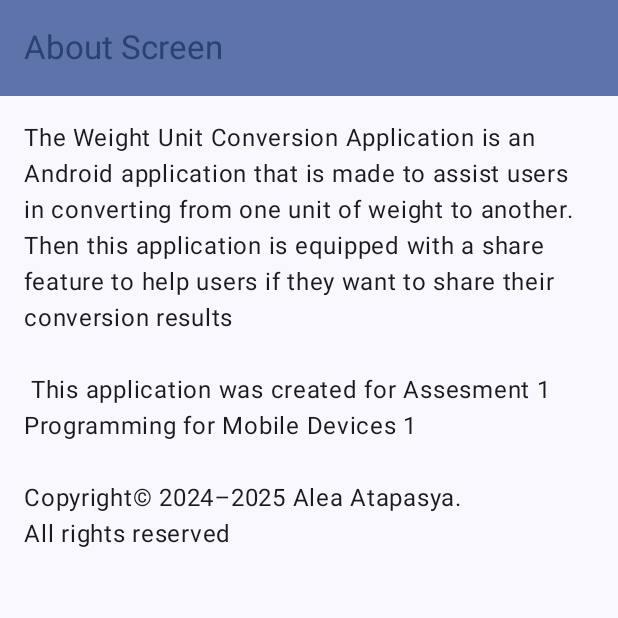
After one commit to Aleaatapasya/Assesment1-Mobpro, an Android app built with Jetpack Compose: the AboutScreen screen opened through its navigation route, on a phone screen of 412 x 824 dp, the top half of it. The commit adds this screen. Run offline under Robolectric (Android 15) with nearby library versions, the phone set to English and light mode, and no system bars.

Commit message:
Membuat tampilan about

```diff
--- a/app/src/main/java/com/aleaatapasya0002/assesment1/navigation/NavGraph.kt
+++ b/app/src/main/java/com/aleaatapasya0002/assesment1/navigation/NavGraph.kt
@@ -5,6 +5,7 @@ import androidx.navigation.NavHostController
 import androidx.navigation.compose.NavHost
 import androidx.navigation.compose.composable
 import androidx.navigation.compose.rememberNavController
+import com.aleaatapasya0002.assesment1.ui.screen.AboutScreen
 import com.aleaatapasya0002.assesment1.ui.screen.MainScreen
 
 @Composable
@@ -16,5 +17,8 @@ fun SetupNavGraph(navController: NavHostController = rememberNavController()) {
         composable(route = Screen.Home.route) {
             MainScreen()
         }
+        composable(route = Screen.About.route) {
+            AboutScreen()
+        }
     }
 }
--- a/app/src/main/java/com/aleaatapasya0002/assesment1/navigation/Screen.kt
+++ b/app/src/main/java/com/aleaatapasya0002/assesment1/navigation/Screen.kt
@@ -2,4 +2,5 @@ package com.aleaatapasya0002.assesment1.navigation
 
 sealed class Screen(val route: String) {
     data object Home:Screen("mainScreen")
+    data object About:Screen("aboutScreen")
 }
--- /dev/null
+++ b/app/src/main/java/com/aleaatapasya0002/assesment1/ui/screen/AboutScreen.kt
@@ -0,0 +1,48 @@
+package com.aleaatapasya0002.assesment1.ui.screen
+
+import android.content.res.Configuration
+import androidx.compose.foundation.layout.padding
+import androidx.compose.material3.ExperimentalMaterial3Api
+import androidx.compose.material3.MaterialTheme
+import androidx.compose.material3.Scaffold
+import androidx.compose.material3.Text
+import androidx.compose.material3.TopAppBar
+import androidx.compose.material3.TopAppBarDefaults
+import androidx.compose.runtime.Composable
+import androidx.compose.ui.Modifier
+import androidx.compose.ui.res.stringResource
+import androidx.compose.ui.tooling.preview.Preview
+import androidx.compose.ui.unit.dp
+import com.aleaatapasya0002.assesment1.R
+import com.aleaatapasya0002.assesment1.ui.theme.Assesment1Theme
+
+@OptIn(ExperimentalMaterial3Api::class)
+@Composable
+fun AboutScreen() {
+    Scaffold (
+        topBar = {
+            TopAppBar(
+                title = {
+                    Text(text = stringResource(id = R.string.tentang_aplikasi))
+                },
+                colors = TopAppBarDefaults.mediumTopAppBarColors(
+                    containerColor = MaterialTheme.colorScheme.primaryContainer,
+                    titleContentColor = MaterialTheme.colorScheme.primary,
+                )
+            )
+        }
+    ) { innerPadding ->
+       Text(
+           text = stringResource(R.string.copyright),
+           modifier = Modifier.padding(innerPadding).padding(16.dp)
+       )
+    }
+}
+@Preview(showBackground = true)
+@Preview(uiMode = Configuration.UI_MODE_NIGHT_YES, showBackground = true)
+@Composable
+fun AboutScreenPreview() {
+    Assesment1Theme {
+        AboutScreen()
+    }
+}
--- a/app/src/main/res/values/strings.xml
+++ b/app/src/main/res/values/strings.xml
@@ -15,4 +15,7 @@
     <string name="input_invalid">Cannot be empty</string>
     <string name="button">Count</string>
     <string name="hasil">%1$.2f %2$s</string>
+    <string name="tentang_aplikasi">About Screen</string>
+    <string name="copyright">The Weight Unit Conversion Application is an Android application that is made to assist users in converting from one unit of weight to another. Then this application is equipped with a share feature to help users if they want to share their conversion results\n\n This application was created for Assesment 1 Programming for Mobile Devices 1\n\nCopyright© 2024–2025 Alea Atapasya.\nAll rights reserved</string>
+
 </resources>
```
Also changed, not shown: 1 other file.
